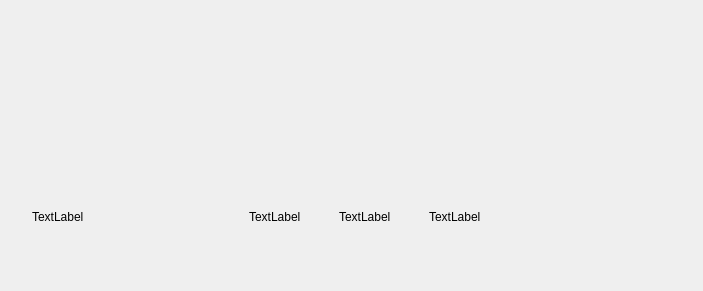
The window that src/libtomahawk/widgets/HeaderWidget.ui (tomahawk-player/tomahawk) describes before a commit, drawn with Qt 5.
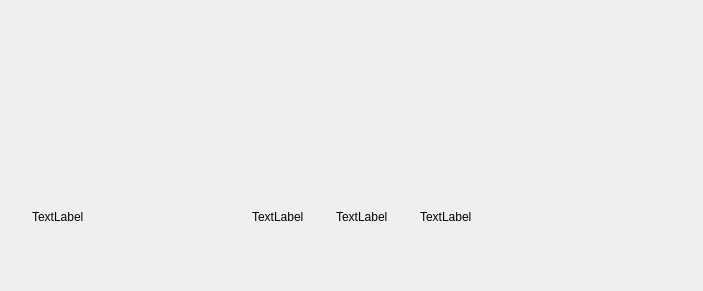
The same window after the commit. Custom widgets are drawn as their Qt base class.

Commit message: * No need for an inner widget in HeaderWidget.

What changed in the file:
```diff
--- a/src/libtomahawk/widgets/HeaderWidget.ui
+++ b/src/libtomahawk/widgets/HeaderWidget.ui
@@ -17,12 +17,6 @@
    <property name="spacing">
     <number>0</number>
    </property>
-   <property name="margin">
-    <number>0</number>
-   </property>
-   <item>
-    <widget class="BackgroundWidget" name="headerWidget" native="true">
-     <layout class="QVBoxLayout" name="verticalLayout">
       <property name="leftMargin">
        <number>32</number>
       </property>
@@ -153,9 +147,6 @@
          </spacer>
         </item>
        </layout>
-      </item>
-     </layout>
-    </widget>
    </item>
   </layout>
  </widget>
```
Left out of the diff: 4 changed lines with no effect on the pictures. Lines whose indentation alone changed are shown as unchanged.
